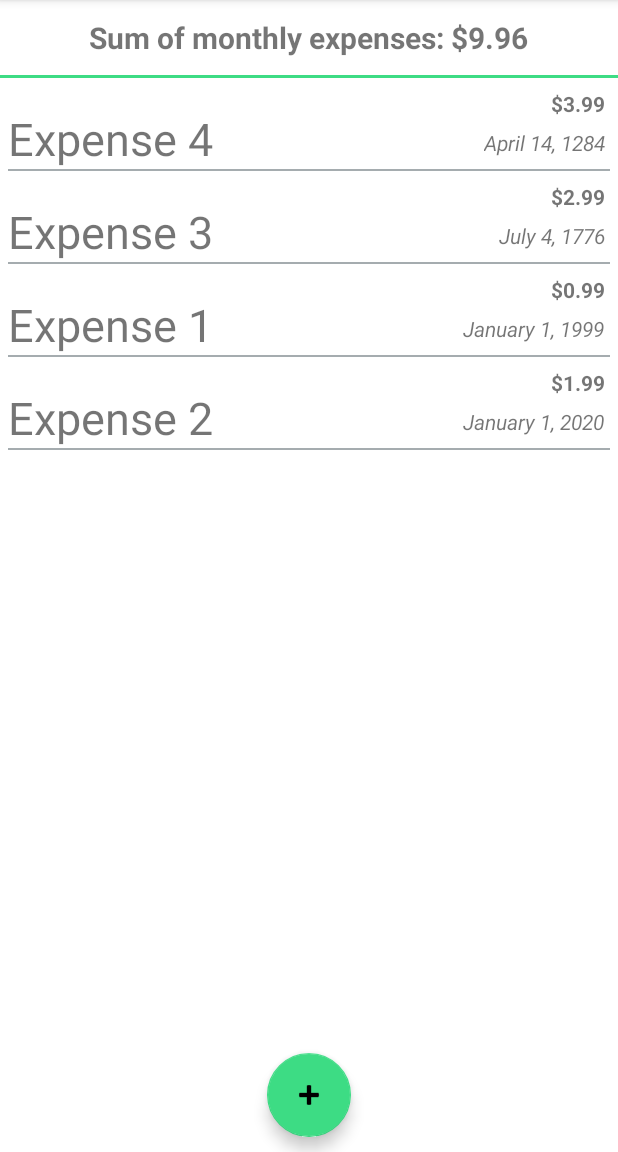
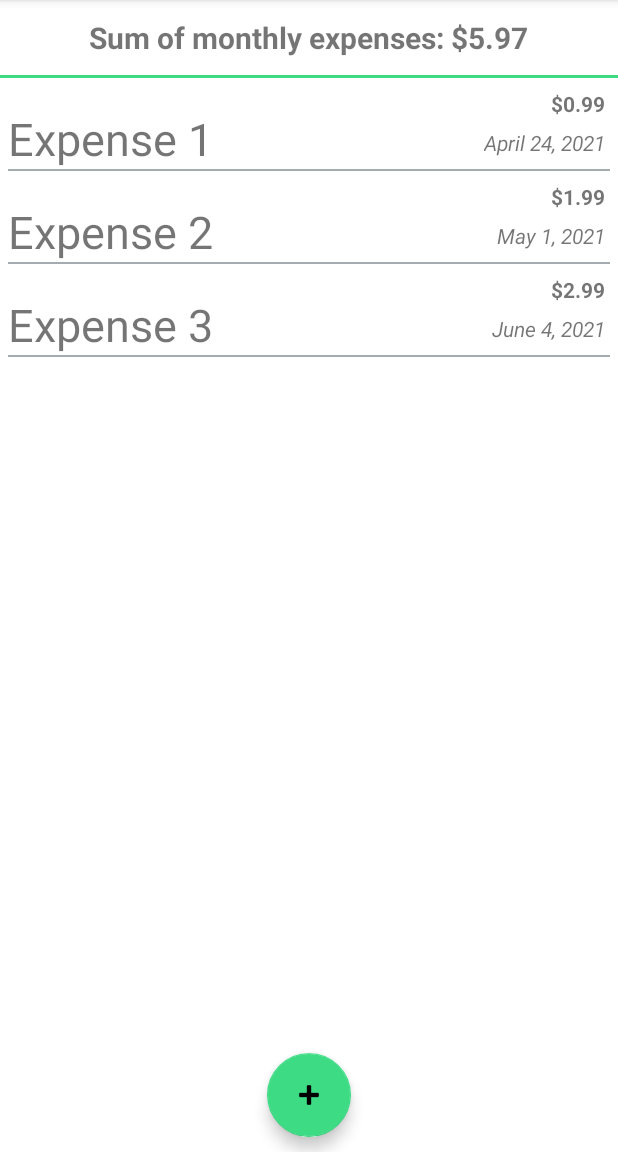
Before and after one commit to LRE323/monthly-expenses-tracker, an Android app: the screen it shows after launch (MainActivity), on a phone screen of 412 x 824 dp, the part 84-1236 px from its top. Run offline under Robolectric (Android 15) with nearby library versions, the phone set to English and light mode, and no system bars; our stand-ins replace Room's generated code.

Commit message:
Progress for expense updater.

```diff
--- a/app/src/main/java/RoomDatabase/ExpenseDao.java
+++ b/app/src/main/java/RoomDatabase/ExpenseDao.java
@@ -37,4 +37,8 @@ public interface ExpenseDao {
     @Query("SELECT * FROM expense_table ORDER BY expense_name ASC")
     LiveData< List<Expense> > getExpensesAsLiveData();
 
+    @Query("UPDATE expense_table SET expense_date = :expenseDate WHERE expense_name = :expenseName")
+    void setExpenseDate(String expenseName, String expenseDate);
+
+
 }
--- a/app/src/main/java/com/example/Main/MainActivity.java
+++ b/app/src/main/java/com/example/Main/MainActivity.java
@@ -1,6 +1,7 @@
 package com.example.Main;
 
 import androidx.appcompat.app.AppCompatActivity;
+import androidx.lifecycle.LiveData;
 import androidx.lifecycle.ViewModelProvider;
 import androidx.recyclerview.widget.LinearLayoutManager;
 import androidx.recyclerview.widget.RecyclerView;
@@ -12,7 +13,6 @@ import android.os.Bundle;
 import android.util.Log;
 import android.view.View;
 import android.widget.TextView;
-import android.widget.Toast;
 
 import RoomDatabase.Expense;
 import RoomDatabase.ExpenseViewModel;
@@ -22,34 +22,31 @@ import com.example.monthlyexpensestracker.R;
 import java.text.DateFormat;
 import java.text.ParseException;
 import java.text.ParsePosition;
-import java.util.Calendar;
 import java.util.Date;
 import java.util.List;
 
 public class MainActivity extends AppCompatActivity implements ExpenseViewHolder.OnExpenseListener {
 
+    public final int ADD_EXPENSE_ACTIVITY_REQUEST_CODE = 100;
+
+    // Room database variables.
+    private ExpenseViewModel mExpenseViewModel;
+
     // UI Components.
     private TextView tvSumOfExpenses;
-        private RecyclerView rvExpenseList;
-        private ExpenseListAdapter expenseListAdapter;
-        // These two will be added in a later version.
-        //private TextView tvUpcomingPayments;
-        //private TextView tvPercentOfIncome;
-
-        // Room database variables.
-        public ExpenseViewModel mExpenseViewModel;
-        public final int ADD_EXPENSE_ACTIVITY_REQUEST_CODE = 100;
-        private List<Expense> mExpenseList;
+    private ExpenseListAdapter mExpenseListAdapter;
 
     // Misc. instance variables.
     private double mSumOfExpenseList;
+    private ExpenseDateUpdater mExpenseDateUpdater;
 
     // Logcat Tags
-        private String TAG = "MainActivity";
+    private final String LOG_TAG = "MainActivity";
+    private final String MAIN_ACTIVITY_LIFECYCLE = "MainActivityLifecycle";
 
     @Override
     protected void onCreate(Bundle savedInstanceState) {
-            Log.i(TAG, "onCreate");
+        Log.i(MAIN_ACTIVITY_LIFECYCLE, "onCreate");
         super.onCreate(savedInstanceState);
         setContentView(R.layout.activity_main);
 
@@ -59,29 +56,48 @@ import java.util.List;
 
         connectToRoomDatabase();
 
-            // Delete all previously made expenses. For development purposes.
-            //mExpenseViewModel.deleteAll();
+        mExpenseDateUpdater = new ExpenseDateUpdater(mExpenseViewModel);
 
         createDummyExpenses();
 
         observeExpenses();
+
+        // Delete all previously made expenses. For development purposes.
+        //mExpenseViewModel.deleteAll();
+
     }
 
-        private void updateExpenses() {
-        }
+    private void observeExpenses() {
 
-        private boolean expensesAreUpToDate() {
-            // Get the today's date.
-            final Calendar today = Calendar.getInstance();
-            Log.i(TAG, String.valueOf(today.get(Calendar.MONTH) + 1));
-            Log.i(TAG, String.valueOf(today.get(Calendar.DATE)));
-            Log.i(TAG, String.valueOf(today.get(Calendar.YEAR)));
+        // Add an observer for the LiveData. The onChanged() method fires when the observed data
+        // changes and the activity is in the foreground.
 
-            mExpenseViewModel.getExpensesAsLiveData().observe(this, expenses -> {
-                for (Expense e: expenses) {
-                }
+        // Get the LiveData from Room.
+        LiveData<List<Expense>> expenseListLiveData = mExpenseViewModel.getExpensesAsLiveData();
+
+        // Observe the LiveData in MainActivity.
+        Log.i(LOG_TAG, "Start of .observe() lambda block.");
+        expenseListLiveData.observe(this, expenseList -> {
+            Log.i(LOG_TAG, "Entering .observe() lambda block...");
+
+            // Sort expense list.
+            sortExpensesByDate(expenseList);
+
+            // Update the expenseDates of the Expense list if needed.
+            //mExpenseDateUpdater.start(mExpenseList);
+
+            // Calculate the sum of the expense list.
+            mSumOfExpenseList = getSumOfExpenseList(expenseList);
+
+            // Set the text for the TextView objects in headersHolder.
+            setHeadersHolderText();
+
+            // Update the cached copy of the words in the adapter.
+            mExpenseListAdapter.submitList(expenseList);
+
+            Log.i(LOG_TAG, "Exiting .observe() lambda block...");
         });
-            return true;
+        Log.i(LOG_TAG, "End of .observe() lambda block");
     }
 
     // TODO: After initial release: Change this method, it is deprecated.
@@ -104,7 +120,7 @@ import java.util.List;
     @Override
     public void onActivityResult(int requestCode, int resultCode, Intent intent) {
         super.onActivityResult(requestCode, resultCode, intent);
-            Log.i(TAG, "onActivityResult");
+        Log.i(LOG_TAG, "onActivityResult");
 
         // If the return was successful.
 
@@ -114,46 +130,20 @@ import java.util.List;
             if (requestCode == ADD_EXPENSE_ACTIVITY_REQUEST_CODE) {
 
                 // If the intent has an extra.
-                    if ( intent.hasExtra("newExpense") ) {
+                if (intent.hasExtra("newExpense")) {
 
                     // Get the new Expense created by the user.
                     Expense newExpense = intent.getParcelableExtra("newExpense");
-                        Log.i(TAG, "Intent has Expense extra");
-                        Log.i(TAG, "New expense created: " + newExpense.toString());
+                    Log.i(LOG_TAG, "Intent has Expense extra");
+                    Log.i(LOG_TAG, "New expense created: " + newExpense.toString());
 
                     // Add newExpense to the database.
                     mExpenseViewModel.insert(newExpense);
                 }
             }
-            } else  {
+        } else {
             // Do nothing.
         }
-        }
-
-        private void observeExpenses() {
-
-            // Add an observer for the LiveData. The onChanged() method fires when the observed data
-            // changes and the activity is in the foreground.
-            mExpenseViewModel.getExpensesAsLiveData().observe(this, expenseList -> {
-
-                // Calculate the sum of the expense list.
-                mSumOfExpenseList = getSumOfExpenseList(expenseList);
-
-                // Sort expense list.
-                sortExpensesByDate(expenseList);
-
-                // Set the text for the TextView objects in headersHolder.
-                setHeadersHolderText();
-
-                // Save a copy of the current expense list.
-                mExpenseList = expenseList;
-
-                // Update the cached copy of the words in the adapter.
-                expenseListAdapter.submitList(expenseList);
-
-            });
-
-
     }
 
     private void connectToRoomDatabase() {
@@ -204,13 +194,24 @@ import java.util.List;
     @Override
     protected void onStart() {
         super.onStart();
-            Log.i(TAG, "onStart");
+        Log.i(MAIN_ACTIVITY_LIFECYCLE, "onStart");
+    }
+
+    @Override
+    protected void onResume() {
+        super.onResume();
+        Log.i(MAIN_ACTIVITY_LIFECYCLE, "onResume");
+
+        // Start the expense date updater if possible.
+        if ( this.mExpenseListAdapter.getCurrentList().size() != 0 ) {
+            this.mExpenseDateUpdater.start(this.mExpenseListAdapter.getCurrentList());
+        }
     }
 
     @Override
     protected void onPause() {
         super.onPause();
-            Log.i(TAG, "onPause");
+        Log.i(MAIN_ACTIVITY_LIFECYCLE, "onPause");
     }
 
     private void sortExpensesByDate(List<Expense> expenseList) {
@@ -239,10 +240,10 @@ import java.util.List;
                     Date previousDateObject = dateFormat.parse(previousExpenseDateString);
 
 
-                        if ( currentDateObject.before(previousDateObject) ) {
+                    if (currentDateObject.before(previousDateObject)) {
 
                         // Swap.
-                            expenseList.set(k - 1, currentExpenseObject );
+                        expenseList.set(k - 1, currentExpenseObject);
                         expenseList.set(k, previousExpenseObject);
 
                         // Go down the list.
@@ -257,10 +258,9 @@ import java.util.List;
     }
 
     private void createDummyExpenses() {
-            mExpenseViewModel.insert(new Expense("Expense 1", 0.99, "January 1, 1999"));
-            mExpenseViewModel.insert(new Expense("Expense 2", 1.99, "January 1, 2020"));
-            mExpenseViewModel.insert(new Expense("Expense 3", 2.99, "July 4, 1776"));
-            mExpenseViewModel.insert(new Expense("Expense 4", 3.99, "April 14, 1284"));
+        mExpenseViewModel.insert(new Expense("Expense 1", 0.99, "April 24, 2021"));
+        mExpenseViewModel.insert(new Expense("Expense 2", 1.99, "May 1, 2021"));
+        mExpenseViewModel.insert(new Expense("Expense 3", 2.99, "June 4, 2021"));
     }
 
     private void create_all_XML_objects() {
@@ -274,13 +274,16 @@ import java.util.List;
     }
 
     private void createRecyclerViewAndRelated() {
-            rvExpenseList = findViewById(R.id.recyclerView);
+        // These two will be added in a later version.
+        //private TextView tvUpcomingPayments;
+        //private TextView tvPercentOfIncome;
+        RecyclerView rvExpenseList = findViewById(R.id.recyclerView);
 
         // Create an adapter.
-            expenseListAdapter = new ExpenseListAdapter(new ExpenseListAdapter.ExpenseDiff(), this);
+        mExpenseListAdapter = new ExpenseListAdapter(new ExpenseListAdapter.ExpenseDiff(), this);
 
         // Connect the adapter with the RecyclerView.
-            rvExpenseList.setAdapter(expenseListAdapter);
+        rvExpenseList.setAdapter(mExpenseListAdapter);
 
         // Give the RecyclerView a default layout manager.
         rvExpenseList.setLayoutManager(new LinearLayoutManager(this));
@@ -288,7 +291,7 @@ import java.util.List;
 
     private double getSumOfExpenseList(List<Expense> expenseList) {
         double sum = 0;
-            for (Expense expense: expenseList) {
+        for (Expense expense : expenseList) {
             double currentExpenseAmount = expense.getExpenseAmount();
             sum += currentExpenseAmount;
         }
@@ -305,11 +308,9 @@ import java.util.List;
         DialogInterface.OnClickListener onClickListener = new DialogInterface.OnClickListener() {
             @Override
             public void onClick(DialogInterface dialog, int which) {
+
                 // Delete the row at position in expense_table
-                    mExpenseViewModel.deleteAtExpense( mExpenseList.get(position) );
-                    /*
-                    String toastMessage = "Delete " + "";
-                    Toast.makeText(MainActivity.this, "Delete Expense", Toast.LENGTH_SHORT).show(); */
+                mExpenseViewModel.deleteExpense(mExpenseListAdapter.getCurrentList().get(position));
             }
         };
 
--- a/app/src/main/res/layout/activity_main.xml
+++ b/app/src/main/res/layout/activity_main.xml
@@ -85,5 +85,4 @@
         app:layout_constraintStart_toStartOf="parent"
         app:srcCompat="@android:drawable/ic_input_add" />
 
-
 </androidx.constraintlayout.widget.ConstraintLayout>
```
Also changed, not shown: app/src/main/java/RoomDatabase/Expense.java (+62 -3 lines), app/src/main/java/RoomDatabase/ExpenseRepository.java (+7 -0 lines), app/src/main/java/RoomDatabase/ExpenseViewModel.java (+12 -4 lines), app/src/main/java/com/example/Main/AddExpenseActivity.java (+18 -17 lines), app/src/main/java/com/example/Main/ExpenseDateUpdater.java (added, +238 -0 lines). Lines whose indentation alone changed are shown as unchanged.
